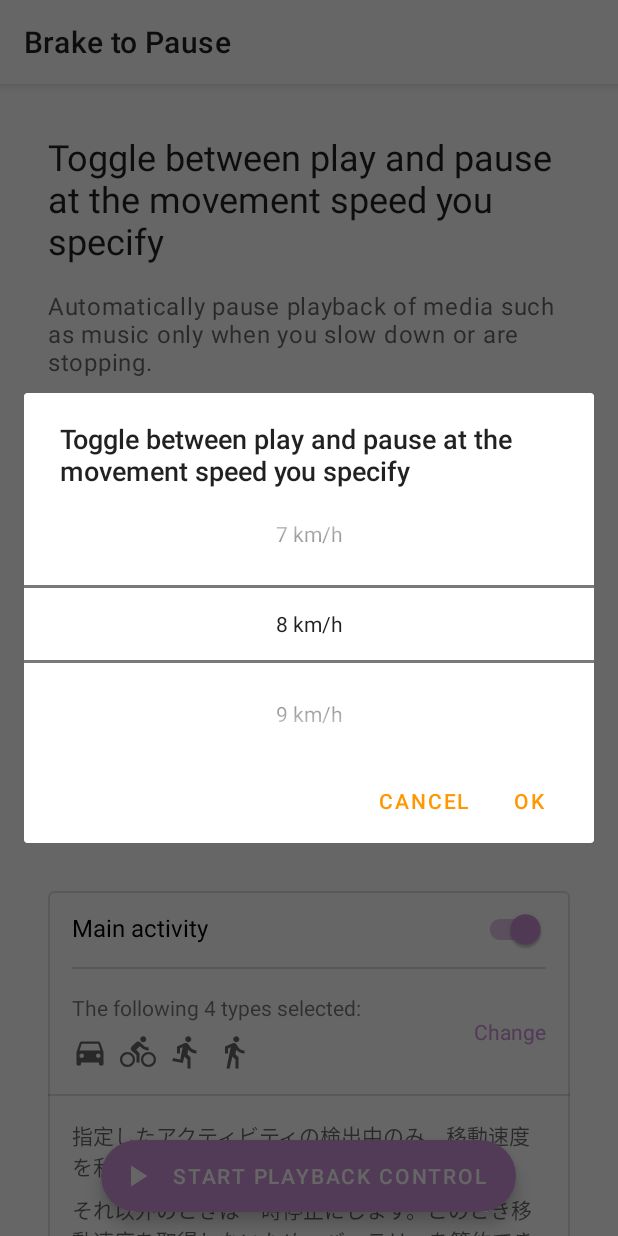
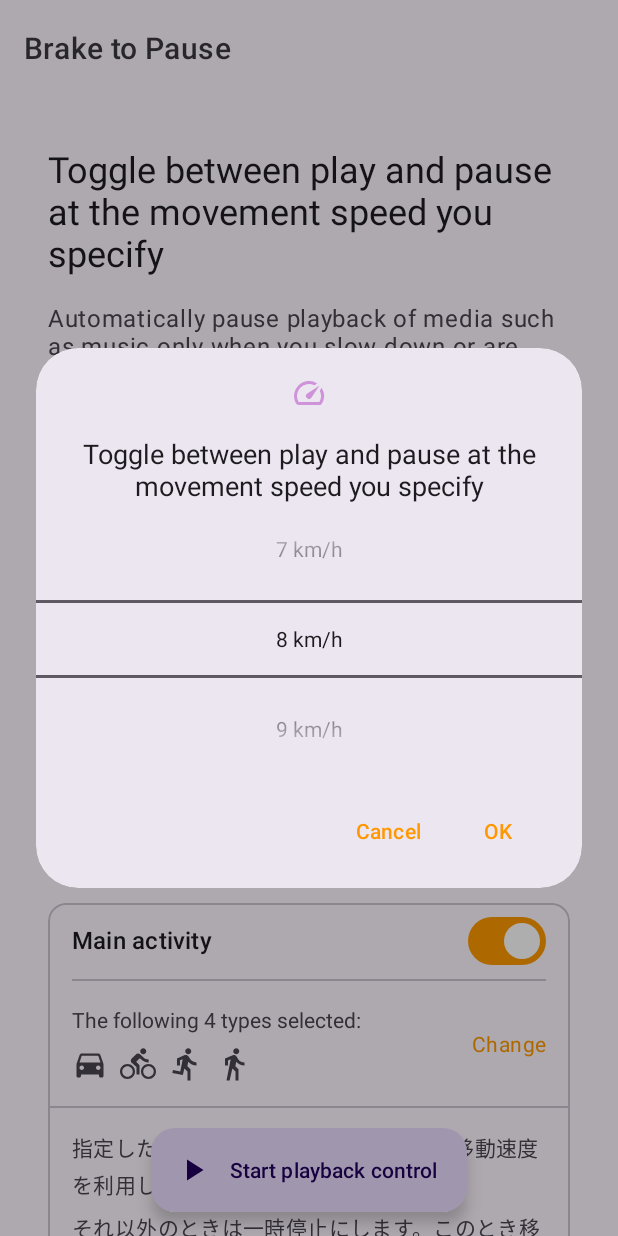
Before and after one commit to hiroto7/Brake-to-Pause, an Android app: the screen it shows after launch (MainActivity), after a tap on an icon or button, on a phone screen of 412 x 824 dp. Run offline under Robolectric (Android 15) with nearby library versions, the phone set to English and light mode, and no system bars; our stand-ins replace data binding; 5 statements that could not run were skipped.

Commit message:
Android 13 の新機能に対応し， Material Design 3 を導入
- predictive back gesture
- 通知権限
- アプリ別の言語設定
- クイック設定の配置

```diff
--- a/app/src/main/AndroidManifest.xml
+++ b/app/src/main/AndroidManifest.xml
@@ -6,12 +6,15 @@
     <uses-permission android:name="android.permission.ACCESS_FINE_LOCATION" />
     <uses-permission android:name="android.permission.FOREGROUND_SERVICE" />
     <uses-permission android:name="android.permission.ACTIVITY_RECOGNITION" />
+    <uses-permission android:name="android.permission.POST_NOTIFICATIONS" />
     <uses-permission android:name="com.google.android.gms.permission.ACTIVITY_RECOGNITION" />
 
     <application
         android:allowBackup="true"
+        android:enableOnBackInvokedCallback="true"
         android:icon="@mipmap/ic_launcher"
         android:label="@string/app_name"
+        android:localeConfig="@xml/locales_config"
         android:roundIcon="@mipmap/ic_launcher_round"
         android:supportsRtl="true"
         android:theme="@style/Theme.BrakeToPause">
--- a/app/src/main/java/io/github/hiroto7/braketopause/MainActivity.java
+++ b/app/src/main/java/io/github/hiroto7/braketopause/MainActivity.java
@@ -126,7 +126,8 @@ public class MainActivity extends AppCompatActivity {
             numberPicker.setDescendantFocusability(NumberPicker.FOCUS_BLOCK_DESCENDANTS);
             numberPicker.setDisplayedValues(IntStream.rangeClosed(MIN_SPEED, MAX_SPEED).mapToObj(speed -> getString(R.string.n_kph, speed)).toArray(String[]::new));
 
-            new AlertDialog.Builder(this)
+            new MaterialAlertDialogBuilder(this)
+                    .setIcon(R.drawable.ic_baseline_speed_24)
                     .setTitle(R.string.speed_threshold_title)
                     .setView(numberPicker)
                     .setPositiveButton(android.R.string.ok, (dialog, which) -> sharedPreferences
@@ -169,6 +170,16 @@ public class MainActivity extends AppCompatActivity {
                             })
                     .show();
         });
+
+        binding.button.setOnClickListener(v ->
+                getSystemService(StatusBarManager.class).requestAddTileService(
+                        new ComponentName(this, PlaybackControlTileService.class),
+                        getString(R.string.playback_control),
+                        Icon.createWithResource(this, R.drawable.ic_baseline_pause_circle_outline_24),
+                        runnable -> {
+                        },
+                        integer -> {
+                        }));
     }
 
     private void onStopButtonClicked(View v) {
--- a/app/src/main/java/io/github/hiroto7/braketopause/PlaybackControlService.kt
+++ b/app/src/main/java/io/github/hiroto7/braketopause/PlaybackControlService.kt
@@ -38,7 +38,7 @@ class PlaybackControlService : Service(), OnAudioFocusChangeListener {
         override fun onLocationResult(locationResult: LocationResult) {
             super.onLocationResult(locationResult)
             val location = locationResult.lastLocation
-            if (!location.hasSpeed()) {
+            if (!location!!.hasSpeed()) {
                 return
             }
             val speedThresholdKph =
@@ -149,7 +149,7 @@ class PlaybackControlService : Service(), OnAudioFocusChangeListener {
             throw SecurityException()
         }
         val locationRequest = LocationRequest.create()
-            .setPriority(LocationRequest.PRIORITY_HIGH_ACCURACY)
+            .setPriority(Priority.PRIORITY_HIGH_ACCURACY)
             .setInterval(1000)
         fusedLocationProviderClient.requestLocationUpdates(
             locationRequest,
@@ -211,7 +211,7 @@ class PlaybackControlService : Service(), OnAudioFocusChangeListener {
 
     fun stopMediaControl() {
         unregisterReceiver(stopReceiver)
-        stopForeground(true)
+        stopForeground(STOP_FOREGROUND_REMOVE)
         if (timerInProgress) {
             stopTimer()
         }
--- a/app/src/main/res/layout/activity_main.xml
+++ b/app/src/main/res/layout/activity_main.xml
@@ -126,10 +126,7 @@
                     android:id="@+id/card"
                     android:layout_width="match_parent"
                     android:layout_height="wrap_content"
-                    android:layout_marginTop="32dp"
-                    app:cardElevation="0dp"
-                    app:strokeColor="@color/stroke_color"
-                    app:strokeWidth="1dp">
+                    android:layout_marginTop="32dp">
 
                     <LinearLayout
                         android:layout_width="match_parent"
@@ -137,7 +134,7 @@
                         android:animateLayoutChanges="true"
                         android:orientation="vertical">
 
-                        <com.google.android.material.switchmaterial.SwitchMaterial
+                        <com.google.android.material.materialswitch.MaterialSwitch
                             android:id="@+id/switch_activity_recognition"
                             android:layout_width="match_parent"
                             android:layout_height="wrap_content"
@@ -341,6 +338,13 @@
                     </LinearLayout>
 
                 </com.google.android.material.card.MaterialCardView>
+
+                <Button
+                    android:id="@+id/button"
+                    style="@style/Widget.Material3.Button.OutlinedButton.Icon"
+                    android:layout_width="match_parent"
+                    android:layout_height="wrap_content"
+                    android:text="クイック設定に追加" />
             </LinearLayout>
 
         </androidx.core.widget.NestedScrollView>
--- a/app/src/main/res/values-night/themes.xml
+++ b/app/src/main/res/values-night/themes.xml
@@ -1,6 +1,6 @@
 <resources xmlns:tools="http://schemas.android.com/tools">
     <!-- Base application theme. -->
-    <style name="Theme.BrakeToPause" parent="Theme.MaterialComponents.DayNight.NoActionBar">
+    <style name="Theme.BrakeToPause" parent="Theme.Material3.DayNight.NoActionBar">
         <!-- Primary brand color. -->
         <item name="colorPrimary">@color/orange_200</item>
         <item name="colorPrimaryVariant">@color/orange_700</item>
@@ -12,5 +12,8 @@
         <!-- Status bar color. -->
         <item name="android:statusBarColor" tools:targetApi="l">?attr/colorPrimaryVariant</item>
         <!-- Customize your theme here. -->
+        <item name="materialAlertDialogTheme">
+            @style/ThemeOverlay.Material3.MaterialAlertDialog.Centered
+        </item>
     </style>
 </resources>
--- a/app/src/main/res/values/themes.xml
+++ b/app/src/main/res/values/themes.xml
@@ -1,6 +1,6 @@
 <resources xmlns:tools="http://schemas.android.com/tools">
     <!-- Base application theme. -->
-    <style name="Theme.BrakeToPause" parent="Theme.MaterialComponents.DayNight.NoActionBar">
+    <style name="Theme.BrakeToPause" parent="Theme.Material3.DayNight.NoActionBar">
         <!-- Primary brand color. -->
         <item name="colorPrimary">@color/orange_500</item>
         <item name="colorPrimaryVariant">@color/orange_700</item>
@@ -12,5 +12,8 @@
         <!-- Status bar color. -->
         <item name="android:statusBarColor" tools:targetApi="l">?attr/colorPrimaryVariant</item>
         <!-- Customize your theme here. -->
+        <item name="materialAlertDialogTheme">
+            @style/ThemeOverlay.Material3.MaterialAlertDialog.Centered
+        </item>
     </style>
 </resources>
--- /dev/null
+++ b/app/src/main/res/xml/locales_config.xml
@@ -0,0 +1,5 @@
+<?xml version="1.0" encoding="utf-8"?>
+<locale-config xmlns:android="http://schemas.android.com/apk/res/android">
+    <locale android:name="ja" />
+    <locale android:name="en" />
+</locale-config>
--- a/build.gradle
+++ b/build.gradle
@@ -1,12 +1,12 @@
 // Top-level build file where you can add configuration options common to all sub-projects/modules.
 buildscript {
-    ext.kotlin_version = '1.5.31'
+    ext.kotlin_version = '1.7.10'
     repositories {
         google()
         mavenCentral()
     }
     dependencies {
-        classpath 'com.android.tools.build:gradle:7.0.3'
+        classpath 'com.android.tools.build:gradle:7.2.2'
         classpath "org.jetbrains.kotlin:kotlin-gradle-plugin:$kotlin_version"
 
         // NOTE: Do not place your application dependencies here; they belong
```
Also changed, not shown: app/build.gradle (+9 -9 lines), gradle/wrapper/gradle-wrapper.properties.
